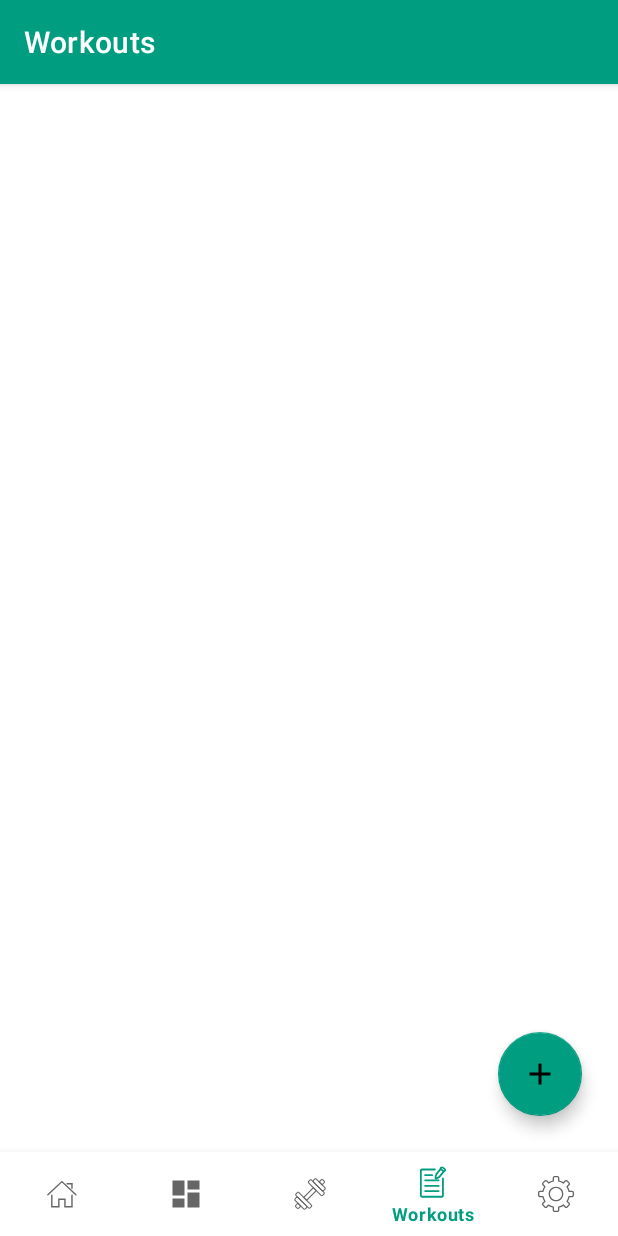
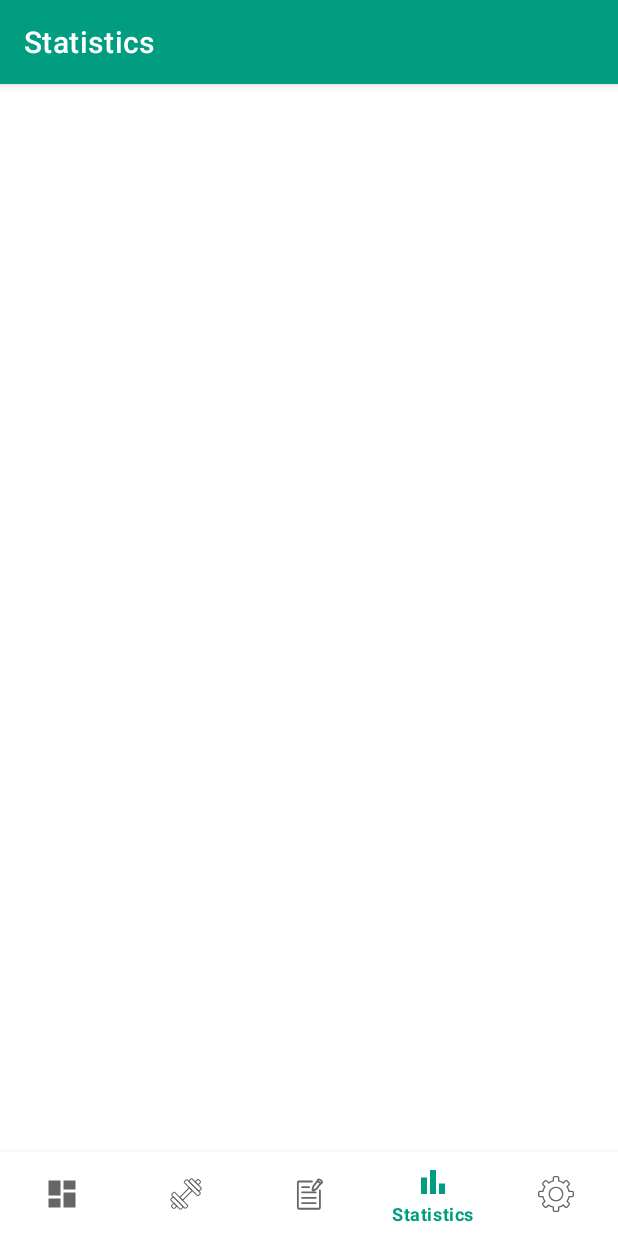
Before and after one commit to LemiSt24/SG2022-We-Got-The-Moves, an Android app: the screen it shows after launch (MainActivity), item 4 of the bottom bar chosen, on a phone screen of 412 x 824 dp. Run offline under Robolectric (Android 15) with nearby library versions, the phone set to English and light mode, and no system bars; our stand-ins replace navigation-ui.

Commit message:
Out-commented home navi bottom bar icon + fragment Added Statistics navi bottom bar + fragment

```diff
--- a/app/src/main/java/com/example/sg2022_we_got_the_moves/MainActivity.java
+++ b/app/src/main/java/com/example/sg2022_we_got_the_moves/MainActivity.java
@@ -1,7 +1,9 @@
 package com.example.sg2022_we_got_the_moves;
 
+import android.content.Context;
 import android.os.Bundle;
 
+import androidx.annotation.NonNull;
 import androidx.appcompat.app.AppCompatActivity;
 import androidx.navigation.NavController;
 import androidx.navigation.Navigation;
@@ -24,8 +26,10 @@
         BottomNavigationView navView = findViewById(R.id.nav_view);
         // Passing each menu ID as a set of Ids because each
         // menu should be considered as top level destinations.
+        // Number of items supported by BottomNavigationView is restricted to maximal 5.
         AppBarConfiguration appBarConfiguration = new AppBarConfiguration.Builder(
-                R.id.navigation_home, R.id.navigation_dashboard, R.id.navigation_training, R.id.navigation_workouts, R.id.navigation_settings)
+                //R.id.navigation_home,
+                R.id.navigation_dashboard, R.id.navigation_training, R.id.navigation_workouts, R.id.navigation_statistics, R.id.navigation_settings)
                 .build();
         NavController navController = Navigation.findNavController(this, R.id.nav_host_fragment_activity_main);
         NavigationUI.setupActionBarWithNavController(this, navController, appBarConfiguration);
--- /dev/null
+++ b/app/src/main/java/com/example/sg2022_we_got_the_moves/ui/statistics/StatisticsFragment.java
@@ -0,0 +1,37 @@
+package com.example.sg2022_we_got_the_moves.ui.statistics;
+
+import android.os.Bundle;
+import android.view.LayoutInflater;
+import android.view.View;
+import android.view.ViewGroup;
+import android.widget.TextView;
+
+import androidx.annotation.NonNull;
+import androidx.fragment.app.Fragment;
+import androidx.lifecycle.ViewModelProvider;
+
+import com.example.sg2022_we_got_the_moves.databinding.FragmentStatisticsBinding;
+
+public class StatisticsFragment extends Fragment {
+
+    private FragmentStatisticsBinding binding;
+
+    public View onCreateView(@NonNull LayoutInflater inflater,
+                             ViewGroup container, Bundle savedInstanceState) {
+        StatisticsViewModel StatisticsViewModel =
+                new ViewModelProvider(this).get(StatisticsViewModel.class);
+
+        binding = FragmentStatisticsBinding.inflate(inflater, container, false);
+        View root = binding.getRoot();
+
+        final TextView textView = binding.textStatistics;
+        StatisticsViewModel.getText().observe(getViewLifecycleOwner(), textView::setText);
+        return root;
+    }
+
+    @Override
+    public void onDestroyView() {
+        super.onDestroyView();
+        binding = null;
+    }
+}
--- /dev/null
+++ b/app/src/main/java/com/example/sg2022_we_got_the_moves/ui/statistics/StatisticsViewModel.java
@@ -0,0 +1,19 @@
+package com.example.sg2022_we_got_the_moves.ui.statistics;
+
+import androidx.lifecycle.LiveData;
+import androidx.lifecycle.MutableLiveData;
+import androidx.lifecycle.ViewModel;
+
+public class StatisticsViewModel extends ViewModel {
+
+    private final MutableLiveData<String> mText;
+
+    public StatisticsViewModel() {
+        mText = new MutableLiveData<>();
+        //mText.setValue("This is notifications fragment");
+    }
+
+    public LiveData<String> getText() {
+        return mText;
+    }
+}
--- /dev/null
+++ b/app/src/main/res/layout/fragment_statistics.xml
@@ -0,0 +1,22 @@
+<?xml version="1.0" encoding="utf-8"?>
+<androidx.constraintlayout.widget.ConstraintLayout xmlns:android="http://schemas.android.com/apk/res/android"
+    xmlns:app="http://schemas.android.com/apk/res-auto"
+    xmlns:tools="http://schemas.android.com/tools"
+    android:layout_width="match_parent"
+    android:layout_height="match_parent"
+    tools:context=".ui.statistics.StatisticsFragment">
+
+    <TextView
+        android:id="@+id/text_statistics"
+        android:layout_width="match_parent"
+        android:layout_height="wrap_content"
+        android:layout_marginStart="8dp"
+        android:layout_marginTop="8dp"
+        android:layout_marginEnd="8dp"
+        android:textAlignment="center"
+        android:textSize="20sp"
+        app:layout_constraintBottom_toBottomOf="parent"
+        app:layout_constraintEnd_toEndOf="parent"
+        app:layout_constraintStart_toStartOf="parent"
+        app:layout_constraintTop_toTopOf="parent" />
+</androidx.constraintlayout.widget.ConstraintLayout>
--- a/app/src/main/res/menu/bottom_nav_menu.xml
+++ b/app/src/main/res/menu/bottom_nav_menu.xml
@@ -1,10 +1,10 @@
 <?xml version="1.0" encoding="utf-8"?>
 <menu xmlns:android="http://schemas.android.com/apk/res/android">
 
-    <item
+    <!--item
         android:id="@+id/navigation_home"
         android:icon="@drawable/ic_home_black_24dp"
-        android:title="@string/title_home" />
+        android:title="@string/title_home" /-->
 
     <item
         android:id="@+id/navigation_dashboard"
@@ -22,6 +22,11 @@
         android:title="@string/title_workouts" />
 
     <item
+        android:id="@+id/navigation_statistics"
+        android:icon="@drawable/ic_statistics_black_24dp"
+        android:title="@string/title_statistics" />
+
+    <item
         android:id="@+id/navigation_settings"
         android:icon="@drawable/ic_settings_black_24dp"
         android:title="@string/title_settings" />
--- a/app/src/main/res/navigation/mobile_navigation.xml
+++ b/app/src/main/res/navigation/mobile_navigation.xml
@@ -30,6 +30,12 @@
         tools:layout="@layout/fragment_workouts" />
 
     <fragment
+        android:id="@+id/navigation_statistics"
+        android:name="com.example.sg2022_we_got_the_moves.ui.statistics.StatisticsFragment"
+        android:label="@string/title_statistics"
+        tools:layout="@layout/fragment_statistics" />
+
+    <fragment
         android:id="@+id/navigation_settings"
         android:name="com.example.sg2022_we_got_the_moves.ui.settings.SettingsFragment"
         android:label="@string/title_settings"
--- a/app/src/main/res/values/strings.xml
+++ b/app/src/main/res/values/strings.xml
@@ -6,4 +6,5 @@
     <string name="title_training">Training</string>
     <string name="title_workouts">Workouts</string>
     <string name="title_settings">Settings</string>
+    <string name="title_statistics">Statistics</string>
 </resources>
```
